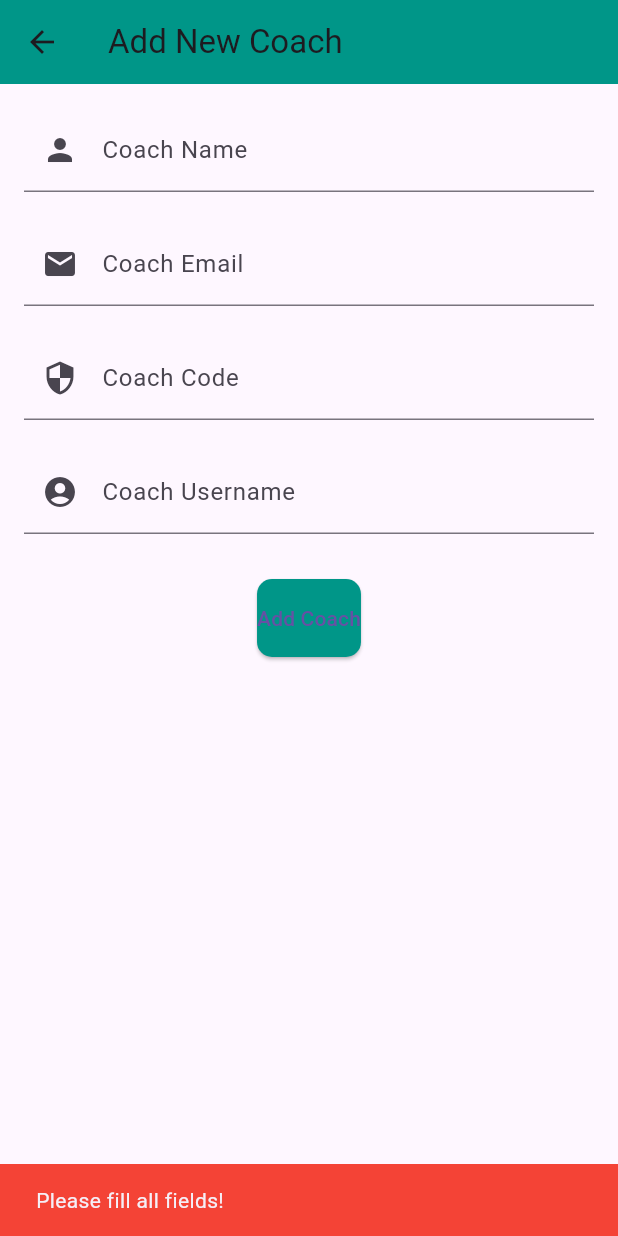
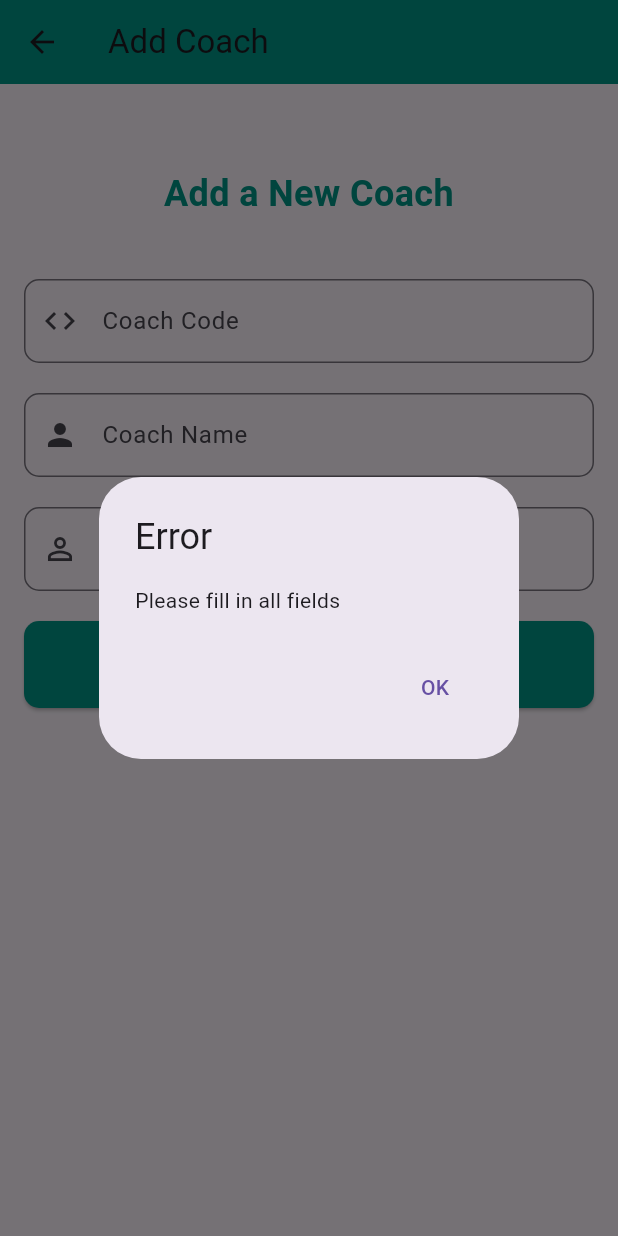
Before and after one commit to ZiyadSobhy/projectSWE1010, a Flutter app: the CoachAddScreen screen opened directly, after a tap on "Add Coach", on a phone screen of 412 x 824 dp. Run offline on Flutter 3.47's test engine with Material 3 defaults, Android fonts, the phone set to English and light mode, and no system bars; our stand-ins replace cloud_firestore, firebase_auth, firebase_core, google_sign_in; accounts and stored records are empty.

Commit message:
Your commit message

```diff
--- a/lib/screens/admin/coach_add_screen.dart
+++ b/lib/screens/admin/coach_add_screen.dart
@@ -1,5 +1,6 @@
 import 'package:flutter/material.dart';
 import 'package:cloud_firestore/cloud_firestore.dart';
+import 'package:firebase_auth/firebase_auth.dart';
 
 class CoachAddScreen extends StatefulWidget {
   @override
@@ -7,49 +8,134 @@ class CoachAddScreen extends StatefulWidget {
 }
 
 class _CoachAddScreenState extends State<CoachAddScreen> {
-  final _coachNameController = TextEditingController();
-  final _coachEmailController = TextEditingController();
-  final _coachCodeController = TextEditingController();
-  final _coachUserNameController = TextEditingController();
+  final _codeController = TextEditingController();
+  final _nameController = TextEditingController();
+  final _userNameController = TextEditingController(); // لإدخال اسم المستخدم
+  List<String> _userNames = [];  // قائمة أسماء المستخدمين
+  List<String> _filteredUserNames = [];  // قائمة الأسماء المرشحة بناءً على الكتابة
+  bool _isLoading = false;  // لتحديد ما إذا كان يتم تحميل البيانات من Firebase
 
+  // دالة لتحميل أسماء المستخدمين من Firebase
+  Future<void> _loadUserNames(String query) async {
+    setState(() {
+      _isLoading = true;
+    });
+
+    try {
+      QuerySnapshot querySnapshot = await FirebaseFirestore.instance
+          .collection('users')
+          .where('name', isGreaterThanOrEqualTo: query)  // فلترة الأسماء بناءً على الإدخال
+          .where('name', isLessThanOrEqualTo: query + '\uf8ff')  // إضافة نهاية محرف لتحديد النطاق
+          .get();
+
+      List<String> names = querySnapshot.docs
+          .map((doc) => doc['name'] as String)
+          .toList();
+
+      setState(() {
+        _filteredUserNames = names;
+        _isLoading = false;
+      });
+    } catch (e) {
+      setState(() {
+        _isLoading = false;
+      });
+      print('Error loading user names: $e');
+    }
+  }
+
+  // دالة لإضافة المدرب
   Future<void> _addCoach() async {
-    String name = _coachNameController.text.trim();
-    String email = _coachEmailController.text.trim();
-    String code = _coachCodeController.text.trim();
-    String userName = _coachUserNameController.text.trim();
+    String code = _codeController.text.trim();
+    String name = _nameController.text.trim();
+    String userName = _userNameController.text.trim(); // الحصول على اسم المستخدم
 
-    if (name.isNotEmpty && email.isNotEmpty && code.isNotEmpty && userName.isNotEmpty) {
+    if (code.isNotEmpty && name.isNotEmpty && userName.isNotEmpty) {
       try {
-        // إضافة المدرب إلى Firestore
-        await FirebaseFirestore.instance.collection('coaches').add({
-          'name': name,
-          'email': email,
-          'code': code,
-          'userName': userName,
-          'createdAt': FieldValue.serverTimestamp(), // نضيف التاريخ بشكل تلقائي من Firestore
-        });
+        // البحث عن المستخدم في مجموعة users باستخدام الاسم
+        QuerySnapshot userSnapshot = await FirebaseFirestore.instance
+            .collection('users')
+            .where('name', isEqualTo: userName)  // البحث باستخدام اسم المستخدم
+            .get();
 
-        ScaffoldMessenger.of(context).showSnackBar(
-          SnackBar(
-            content: Text('Coach Added Successfully!'),
-            backgroundColor: Colors.green,
-          ),
-        );
-        // يمكن إضافة توجيه إلى شاشة أخرى إذا لزم الأمر
-        // Navigator.pushReplacement(context, MaterialPageRoute(builder: (context) => SomeOtherScreen()));
+        if (userSnapshot.docs.isNotEmpty) {
+          // إذا تم العثور على المستخدم
+          // إضافة المدرب إلى مجموعة coaches
+          await FirebaseFirestore.instance.collection('coaches').add({
+            'code': code,
+            'name': name,
+            'userName': userName,  // إضافة اسم المستخدم مع المدرب
+            'createdAt': Timestamp.now(),
+          });
+
+          // عرض رسالة نجاح
+          showDialog(
+            context: context,
+            builder: (context) => AlertDialog(
+              title: Text('Success'),
+              content: Text('Coach added successfully!'),
+              actions: [
+                TextButton(
+                  onPressed: () {
+                    Navigator.pop(context);
+                    Navigator.pop(context);  // العودة إلى الشاشة السابقة
+                  },
+                  child: Text('OK'),
+                ),
+              ],
+            ),
+          );
+        } else {
+          // إذا لم يتم العثور على المستخدم باستخدام الاسم
+          showDialog(
+            context: context,
+            builder: (context) => AlertDialog(
+              title: Text('Error'),
+              content: Text('User with name "$userName" not found'),
+              actions: [
+                TextButton(
+                  onPressed: () {
+                    Navigator.pop(context);
+                  },
+                  child: Text('OK'),
+                ),
+              ],
+            ),
+          );
+        }
       } catch (e) {
-        ScaffoldMessenger.of(context).showSnackBar(
-          SnackBar(
-            content: Text('Failed to add coach. Please try again.'),
-            backgroundColor: Colors.red,
+        // عرض رسالة خطأ في حالة فشل العملية
+        showDialog(
+          context: context,
+          builder: (context) => AlertDialog(
+            title: Text('Error'),
+            content: Text('Failed to add coach: $e'),
+            actions: [
+              TextButton(
+                onPressed: () {
+                  Navigator.pop(context);
+                },
+                child: Text('OK'),
+              ),
+            ],
           ),
         );
       }
     } else {
-      ScaffoldMessenger.of(context).showSnackBar(
-        SnackBar(
-          content: Text('Please fill all fields!'),
-          backgroundColor: Colors.red,
+      // إذا كانت الحقول فارغة
+      showDialog(
+        context: context,
+        builder: (context) => AlertDialog(
+          title: Text('Error'),
+          content: Text('Please fill in all fields'),
+          actions: [
+            TextButton(
+              onPressed: () {
+                Navigator.pop(context);
+              },
+              child: Text('OK'),
+            ),
+          ],
         ),
       );
     }
@@ -59,53 +145,84 @@ class _CoachAddScreenState extends State<CoachAddScreen> {
   Widget build(BuildContext context) {
     return Scaffold(
       appBar: AppBar(
-        title: Text('Add New Coach'),
+        title: Text('Add Coach'),
         backgroundColor: Colors.teal,
       ),
       body: Padding(
         padding: const EdgeInsets.all(16.0),
         child: Column(
+          crossAxisAlignment: CrossAxisAlignment.stretch,
           children: [
+            SizedBox(height: 40),
+            Text(
+              'Add a New Coach',
+              style: TextStyle(
+                fontSize: 24,
+                fontWeight: FontWeight.bold,
+                color: Colors.teal,
+              ),
+              textAlign: TextAlign.center,
+            ),
+            SizedBox(height: 40),
+            // حقل كود المدرب
+            TextField(
+              controller: _codeController,
+              decoration: InputDecoration(
+                labelText: 'Coach Code',
+                prefixIcon: Icon(Icons.code),
+                border: OutlineInputBorder(
+                  borderRadius: BorderRadius.circular(10),
+                ),
+              ),
+            ),
+            SizedBox(height: 20),
             // حقل اسم المدرب
             TextField(
-              controller: _coachNameController,
+              controller: _nameController,
               decoration: InputDecoration(
                 labelText: 'Coach Name',
                 prefixIcon: Icon(Icons.person),
+                border: OutlineInputBorder(
+                  borderRadius: BorderRadius.circular(10),
+                ),
               ),
             ),
             SizedBox(height: 20),
-            // حقل البريد الإلكتروني
+            // حقل اسم المستخدم مع القائمة المنسدلة
             TextField(
-              controller: _coachEmailController,
+              controller: _userNameController,
+              onChanged: _loadUserNames,  // تحميل الأسماء عند الكتابة
               decoration: InputDecoration(
-                labelText: 'Coach Email',
-                prefixIcon: Icon(Icons.email),
+                labelText: 'User Name',
+                prefixIcon: Icon(Icons.person_outline),
+                border: OutlineInputBorder(
+                  borderRadius: BorderRadius.circular(10),
+                ),
               ),
             ),
+            // إظهار القائمة المنسدلة عندما تتوفر الأسماء
+            _filteredUserNames.isNotEmpty
+                ? Column(
+              children: _filteredUserNames.map((userName) {
+                return ListTile(
+                  title: Text(userName),
+                  onTap: () {
+                    _userNameController.text = userName;
+                    setState(() {
+                      _filteredUserNames = [];  // إخفاء القائمة بعد الاختيار
+                    });
+                  },
+                );
+              }).toList(),
+            )
+                : _isLoading
+                ? CircularProgressIndicator()  // عرض التحميل
+                : Container(),
             SizedBox(height: 20),
-            // حقل الكود
-            TextField(
-              controller: _coachCodeController,
-              decoration: InputDecoration(
-                labelText: 'Coach Code',
-                prefixIcon: Icon(Icons.security),
-              ),
-            ),
-            SizedBox(height: 20),
-            // حقل اسم المستخدم
-            TextField(
-              controller: _coachUserNameController,
-              decoration: InputDecoration(
-                labelText: 'Coach Username',
-                prefixIcon: Icon(Icons.account_circle),
-              ),
-            ),
-            SizedBox(height: 30),
             // زر إضافة المدرب
             ElevatedButton(
               onPressed: _addCoach,
-              child: Text('Add Coach'),
+              child: Text('Add Coach', style: TextStyle(fontSize: 18)),
               style: ElevatedButton.styleFrom(
                 padding: EdgeInsets.symmetric(vertical: 16),
                 shape: RoundedRectangleBorder(
```
